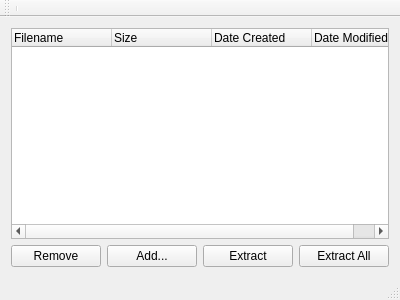
This is Rehistoric/mainwindow.ui in Lauraxia/Rehistoric as Qt 5 draws it before an edit. The edited form follows.
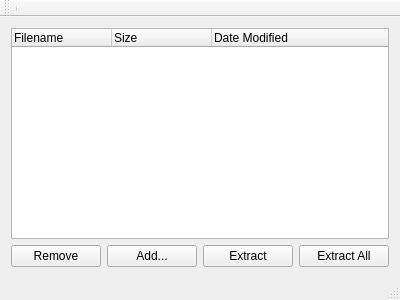
This is the edited form.

```diff
--- a/Rehistoric/mainwindow.ui
+++ b/Rehistoric/mainwindow.ui
@@ -33,11 +33,6 @@
         <string>Size</string>
        </property>
       </column>
-      <column>
-       <property name="text">
-        <string>Date Created</string>
-       </property>
-      </column>
       <column>
        <property name="text">
         <string>Date Modified</string>
```
